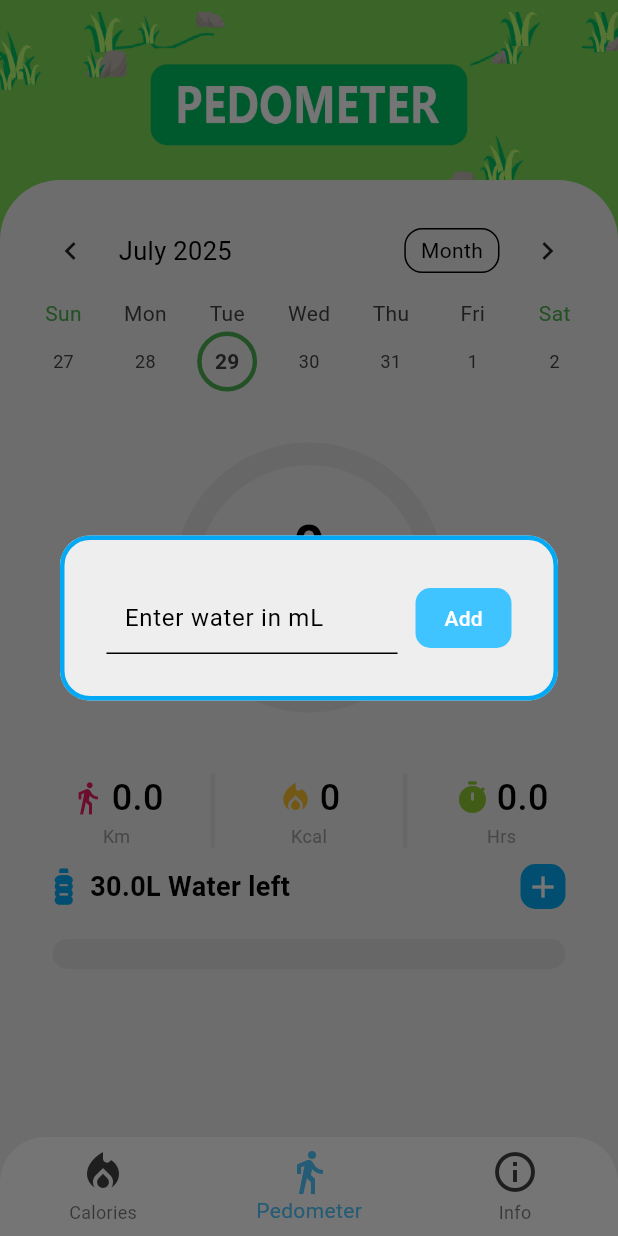
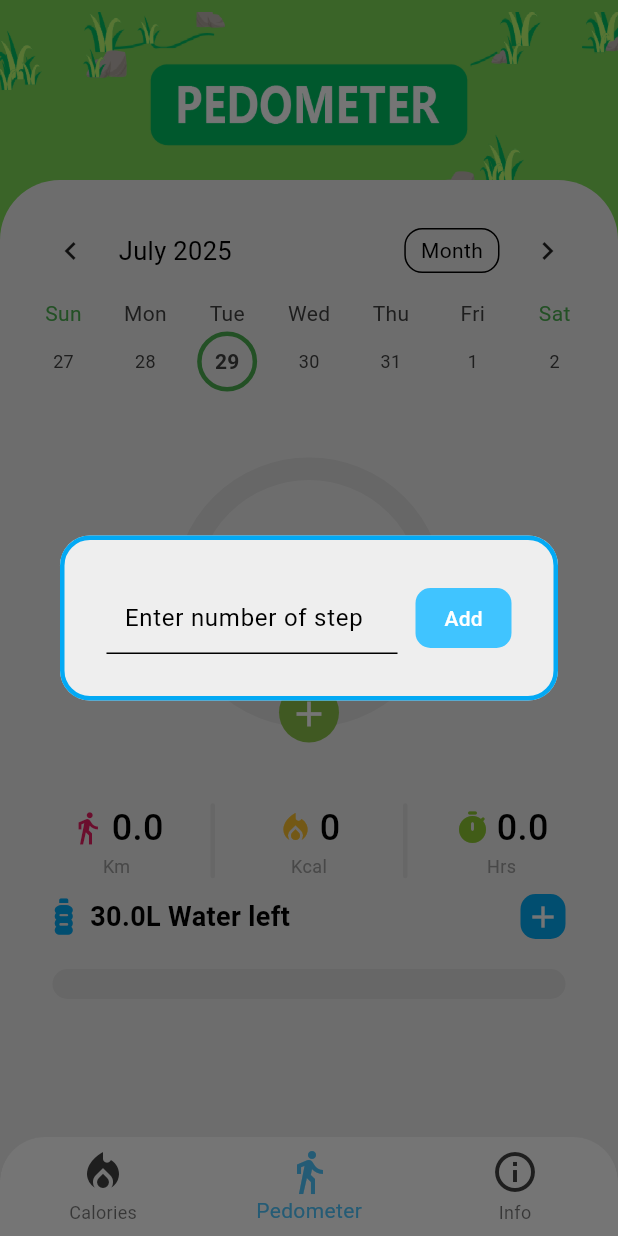
Before and after one commit to AseelFatayerji/HealthApp, a Flutter app: the screen it shows after launch, item 2 of the bottom bar chosen, after a tap on the "add" icon, on a phone screen of 412 x 824 dp. Run offline on Flutter 3.47's test engine with Material 3 defaults, Android fonts, the light colour scheme and no system bars; drawn by our look-alikes of percent_indicator, table_calendar; our stand-ins replace dotted_border, flutter_dotenv, flutter_local_notifications, flutter_switch, font_awesome_flutter, google_generative_ai and 5 more; network calls fail.

Commit message:
added add step functionality

```diff
--- a/lib/providers/pedometer.dart
+++ b/lib/providers/pedometer.dart
@@ -186,6 +186,13 @@ class PedometerProvider extends ChangeNotifier {
     }
   }
 
+  Future<void> addDailySteps(int steps) async {
+    dailySteps[_selectedDate] = steps;
+    saveDailySteps(dailySteps);
+    _steps = steps.toString();
+    notifyListeners();
+  }
+
   void _onStepCount(StepCount event) {
     final currentSteps = event.steps;
 
--- a/lib/screens/pedomter_screen.dart
+++ b/lib/screens/pedomter_screen.dart
@@ -39,13 +39,17 @@ class PedometerScreen extends StatelessWidget {
               spacing: 10,
               children: <Widget>[
                 StepsCalendar(),
-                CircularPercentIndicator(
+                Stack(
+                  children: [
+                    Container(
+                      margin: EdgeInsets.all(10),
+                      child: CircularPercentIndicator(
                         animation: true,
                         backgroundColor: Theme.of(context).colorScheme.primary,
                         circularStrokeCap: CircularStrokeCap.round,
                         lineWidth: 15,
                         percent: provider.progress,
-                  startAngle: 200,
+                        startAngle: 190,
                         radius: 90,
                         center: Column(
                           mainAxisAlignment: MainAxisAlignment.center,
@@ -55,7 +59,9 @@ class PedometerScreen extends StatelessWidget {
                               style: TextStyle(
                                 fontSize: 36,
                                 fontWeight: FontWeight.w600,
-                          color: Theme.of(context).textTheme.bodyMedium?.color,
+                                color: Theme.of(
+                                  context,
+                                ).textTheme.bodyMedium?.color,
                               ),
                             ),
                             const SizedBox(height: 4),
@@ -63,13 +69,53 @@ class PedometerScreen extends StatelessWidget {
                               'Steps out of \n${provider.goalSteps}',
                               style: TextStyle(
                                 fontSize: 14,
-                          color: Theme.of(context).textTheme.bodySmall?.color,
+                                color: Theme.of(
+                                  context,
+                                ).textTheme.bodySmall?.color,
                               ),
                               textAlign: TextAlign.center,
                             ),
                           ],
                         ),
                         progressColor: Colors.lightGreen,
+                      ),
+                    ),
+
+                    Positioned(
+                      left: 0,
+                      right: 0,
+                      bottom: 0,
+                      child: Align(
+                        alignment: Alignment.bottomCenter,
+                        child: SizedBox(
+                          height: 40,
+                          width: 40,
+                          child: IconButton(
+                            padding: EdgeInsets.only(top: 2),
+                            onPressed: () => {_stepPopUp(context, provider)},
+                            style: ButtonStyle(
+                              backgroundColor: WidgetStateProperty.all<Color>(
+                                Colors.lightGreen,
+                              ),
+                              shape:
+                                  WidgetStateProperty.all<
+                                    RoundedRectangleBorder
+                                  >(
+                                    RoundedRectangleBorder(
+                                      borderRadius: BorderRadius.circular(20),
+                                    ),
+                                  ),
+                            ),
+                            icon: Icon(
+                              Icons.add,
+                              color: Colors.white,
+                              size: 28,
+                            ),
+                          ),
+                        ),
+                      ),
+                    ),
+                  ],
                 ),
                 SizedBox(height: 20),
                 Row(
@@ -293,8 +339,9 @@ class PedometerScreen extends StatelessWidget {
       context: context,
       builder: (BuildContext context) {
         return Dialog(
-
-          shape: RoundedRectangleBorder(borderRadius: BorderRadius.circular(20)),
+          shape: RoundedRectangleBorder(
+            borderRadius: BorderRadius.circular(20),
+          ),
           elevation: 5,
           child: Container(
             padding: const EdgeInsets.symmetric(vertical: 12, horizontal: 12),
@@ -364,4 +411,85 @@ class PedometerScreen extends StatelessWidget {
       },
     );
   }
+
+  Future<void> _stepPopUp(BuildContext context, provider) {
+    final TextEditingController stepController = TextEditingController();
+    String step = "";
+
+    return showDialog<void>(
+      context: context,
+      builder: (BuildContext context) {
+        return Dialog(
+          shape: RoundedRectangleBorder(
+            borderRadius: BorderRadius.circular(20),
+          ),
+          elevation: 5,
+          child: Container(
+            padding: const EdgeInsets.symmetric(vertical: 12, horizontal: 12),
+            decoration: BoxDecoration(
+              border: Border.all(color: Colors.lightBlue, width: 3),
+              borderRadius: BorderRadius.circular(20),
+            ),
+            child: Column(
+              mainAxisSize: MainAxisSize.min,
+              children: [
+                Container(
+                  width: double.infinity,
+                  padding: const EdgeInsets.all(16),
+                  decoration: BoxDecoration(
+                    color: Theme.of(context).colorScheme.surface,
+                    borderRadius: const BorderRadius.vertical(
+                      bottom: Radius.circular(8),
+                    ),
+                  ),
+                  child: Row(
+                    spacing: 12,
+                    children: [
+                      Expanded(
+                        child: TextField(
+                          controller: stepController,
+                          keyboardType: TextInputType.number,
+                          decoration: InputDecoration(
+                            hintText: 'Enter number of step',
+                            contentPadding: const EdgeInsets.symmetric(
+                              horizontal: 12,
+                            ),
+                          ),
+                          onChanged: (value) {
+                            step = value;
+                          },
+                        ),
+                      ),
+                      TextButton(
+                        style: TextButton.styleFrom(
+                          backgroundColor: Colors.lightBlueAccent,
+                          padding: const EdgeInsets.symmetric(
+                            horizontal: 0,
+                            vertical: 0,
+                          ),
+                          shape: RoundedRectangleBorder(
+                            borderRadius: BorderRadius.circular(10),
+                          ),
+                        ),
+                        child: const Text(
+                          'Add',
+                          style: TextStyle(color: Colors.white),
+                        ),
+                        onPressed: () {
+                          if (step.isNotEmpty) {
+                            provider.addDailySteps(int.parse(step));
+                            Navigator.of(context).pop();
                           }
+                        },
+                      ),
+                    ],
+                  ),
+                ),
+              ],
+            ),
+          ),
+        );
+      },
+    );
+  }
+}
```
Lines whose indentation alone changed are shown as unchanged.
